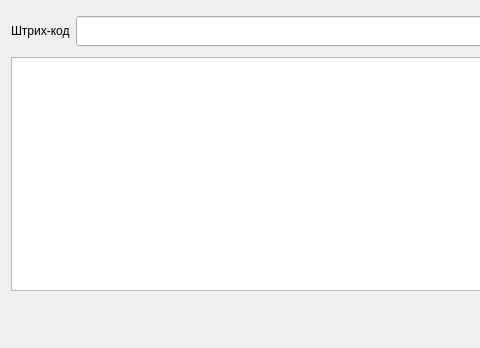
Old version of the form src/app/mainapp/addexistproductform.ui in the repository Bodiok007/Accounting; both pictures show x 0 to 480 and y 0 to 348 of the 710 by 348 pixel window.
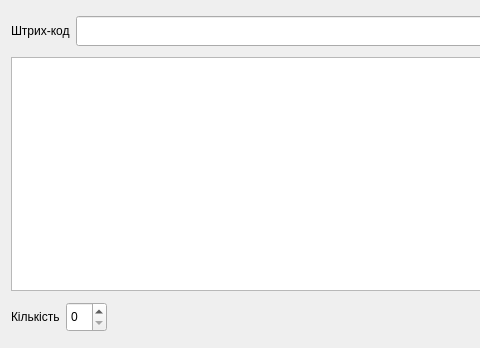
New version of the form. Custom widgets are drawn as their Qt base class.

What changed in the file:
```diff
--- a/src/app/mainapp/addexistproductform.ui
+++ b/src/app/mainapp/addexistproductform.ui
@@ -53,6 +53,26 @@
    </item>
    <item>
     <layout class="QHBoxLayout" name="horizontalLayout">
+     <item>
+      <widget class="QLabel" name="label_2">
+       <property name="text">
+        <string>Кількість</string>
+       </property>
+      </widget>
+     </item>
+     <item>
+      <widget class="QSpinBox" name="spinBoxCount">
+       <property name="minimumSize">
+        <size>
+         <width>0</width>
+         <height>30</height>
+        </size>
+       </property>
+       <property name="minimum">
+        <number>0</number>
+       </property>
+      </widget>
+     </item>
      <item>
       <spacer name="horizontalSpacer">
        <property name="orientation">
```
Left out of the diff: 2 changed lines with no effect on the pictures.
